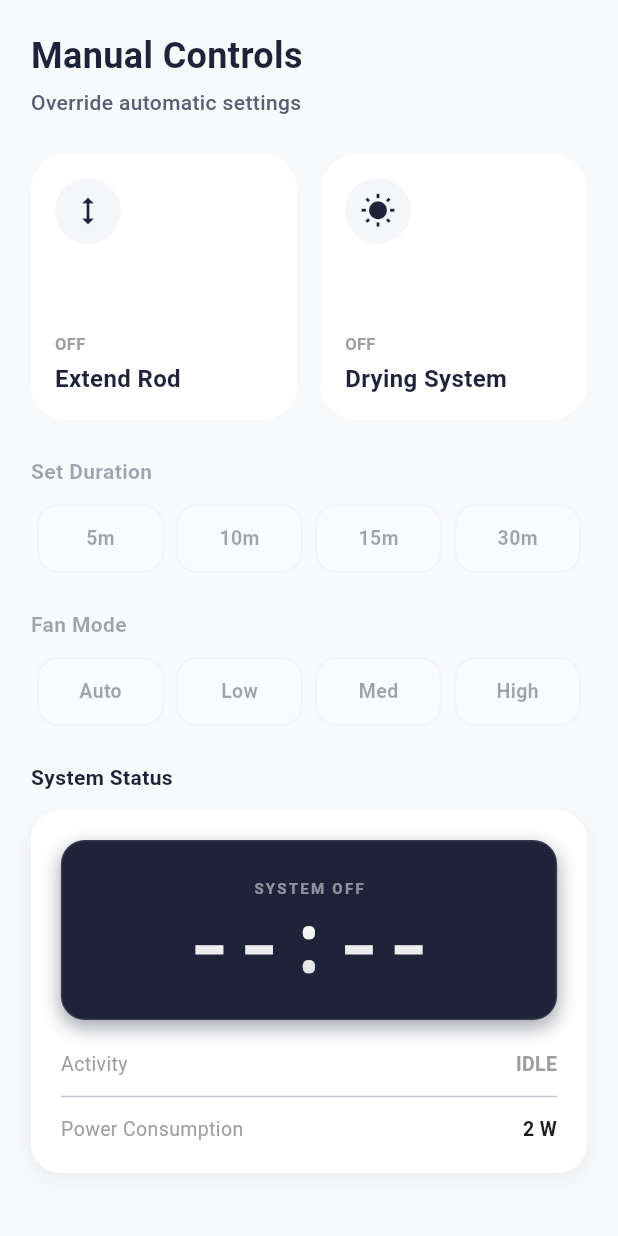
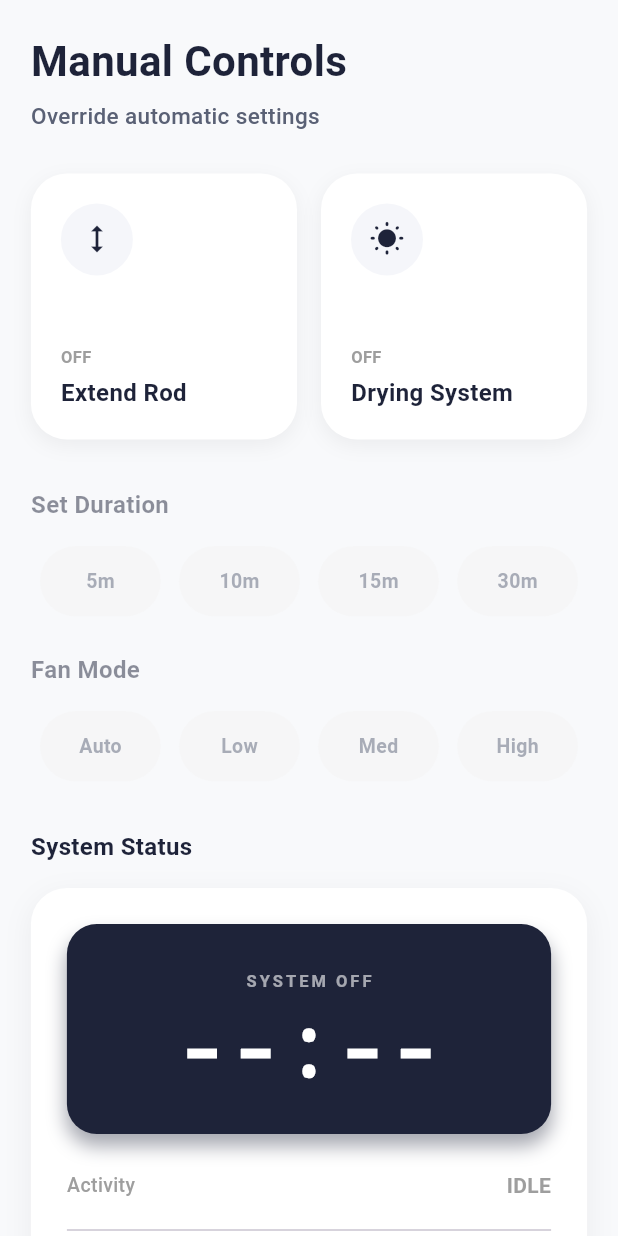
Before and after one commit to Alaric-Jeff/smart-rack-v2, a Flutter app: the ControlsScreen screen opened directly, on a phone screen of 412 x 824 dp. Run offline on Flutter 3.47's test engine with Material 3 defaults, Android fonts, the phone set to English and light mode, and no system bars; our stand-ins replace cloud_firestore, firebase_auth, firebase_core, google_sign_in, shared_preferences; accounts and stored records are empty.

Commit message:
fixed minimal buttons in controls

```diff
--- a/flutter_frontend/lib/controls.dart
+++ b/flutter_frontend/lib/controls.dart
@@ -31,28 +31,25 @@ class _ControlsScreenState extends State<ControlsScreen> {
   void _calculatePower() {
     int newPower = 2; // Base Idle (WiFi/Standby)
 
-    // 1. Rod Motor (consumes power if extended/holding)
+    // 1. Rod Motor
     if (_isRodExtended) newPower += 5;
 
     // 2. Drying System Logic
     if (_isDryingSystemOn) {
-      // If a timer is running (Active Drying)
       if (_selectedFanTimer != null) {
-        int heaterPower = 1000; // Base Heater
+        int heaterPower = 1000;
         int fanPower = 0;
 
-        // Different power for different modes
         switch (_selectedFanMode) {
           case "Low":    fanPower = 100; break;
           case "Med":    fanPower = 250; break;
           case "High":   fanPower = 450; break;
           case "Auto":   fanPower = 300; break;
-          default:       fanPower = 300; // Default if null
+          default:       fanPower = 300;
         }
         newPower += (heaterPower + fanPower);
 
       } else {
-        // If just ON but not drying (Ready State)
         newPower += 10; // Display + Sensors
       }
     }
@@ -70,10 +67,10 @@ class _ControlsScreenState extends State<ControlsScreen> {
       _isDryingSystemOn = !_isDryingSystemOn;
 
       if (!_isDryingSystemOn) {
-        _stopTimer(); // Kill everything if turned off
+        _stopTimer();
       } else {
-        _selectedFanMode = "Auto"; // Default to Auto when turned on
-        _calculatePower(); // Calculate "Ready" power
+        _selectedFanMode = "Auto";
+        _calculatePower();
       }
     });
 
@@ -82,7 +79,6 @@ class _ControlsScreenState extends State<ControlsScreen> {
 
   // --- HANDLE TIMER PRESS/UNPRESS ---
   void _handleTimerSelection(String duration) {
-    // Unpress Logic (Stop)
     if (_selectedFanTimer == duration) {
       _showConfirmation("Stop Timer", "cancel the current timer", () {
           _stopTimer();
@@ -90,14 +86,13 @@ class _ControlsScreenState extends State<ControlsScreen> {
       return;
     }
 
-    // Start/Change Logic
     int minutes = int.parse(duration.replaceAll('m', ''));
     int totalSeconds = minutes * 60;
 
     setState(() {
       _selectedFanTimer = duration;
       _remainingSeconds = totalSeconds;
-      _calculatePower(); // Update power immediately!
+      _calculatePower();
     });
 
     _dryingTimer?.cancel();
@@ -112,11 +107,11 @@ class _ControlsScreenState extends State<ControlsScreen> {
     _sendToESP32("fan_timer", minutes);
   }
 
-  // --- NEW: HANDLE FAN MODE CHANGES ---
+  // --- HANDLE FAN MODE CHANGES ---
   void _handleFanModeSelection(String mode) {
     setState(() {
       _selectedFanMode = mode;
-      _calculatePower(); // Update power immediately when mode changes!
+      _calculatePower();
     });
     _sendToESP32("fan_mode", mode.toUpperCase());
   }
@@ -126,7 +121,7 @@ class _ControlsScreenState extends State<ControlsScreen> {
     setState(() {
       _selectedFanTimer = null;
       _remainingSeconds = 0;
-      _calculatePower(); // Drop power back to "Ready" or "Idle"
+      _calculatePower();
     });
     _sendToESP32("drying_status", "STOPPED");
   }
@@ -180,23 +175,30 @@ class _ControlsScreenState extends State<ControlsScreen> {
           child: Column(
             crossAxisAlignment: CrossAxisAlignment.start,
             children: [
-              const Text("Manual Controls", style: TextStyle(fontSize: 24, fontWeight: FontWeight.bold, color: Color(0xFF1E2339))),
-              const SizedBox(height: 4),
-              const Text("Override automatic settings", style: TextStyle(fontSize: 14, color: Color(0xFF5A6175), fontWeight: FontWeight.w500)),
-              const SizedBox(height: 24),
+              // --- HEADER ---
+              const Column(
+                crossAxisAlignment: CrossAxisAlignment.start,
+                children: [
+                  Text("Manual Controls", style: TextStyle(fontSize: 28, fontWeight: FontWeight.bold, color: Color(0xFF1E2339))),
+                  SizedBox(height: 6),
+                  Text("Override automatic settings", style: TextStyle(fontSize: 15, color: Color(0xFF5A6175), fontWeight: FontWeight.w500)),
+                ],
+              ),
+              const SizedBox(height: 28),
 
-              // 1. MAIN TOGGLES
+              // --- 1. MAIN TOGGLES ---
               GridView.count(
                 shrinkWrap: true,
                 physics: const NeverScrollableScrollPhysics(),
                 crossAxisCount: 2,
                 crossAxisSpacing: 16,
                 mainAxisSpacing: 16,
-                childAspectRatio: 1.0,
+                childAspectRatio: 1.0, // Square cards
                 children: [
                   // ROD CONTROL
                   _buildToggleCard(
-                    title: _isRodExtended ? "Retract Rod" : "Extend Rod",
+                    title: "Extend Rod",
+                    activeTitle: "Retract Rod",
                     isOn: _isRodExtended,
                     icon: Icons.height,
                     activeColor: const Color(0xFF2962FF),
@@ -216,8 +218,9 @@ class _ControlsScreenState extends State<ControlsScreen> {
                   // DRYING SYSTEM (MASTER POWER)
                   _buildToggleCard(
                     title: "Drying System",
+                    activeTitle: "Drying System",
                     isOn: _isDryingSystemOn,
-                    icon: Icons.wb_sunny,
+                    icon: Icons.wb_sunny_rounded,
                     activeColor: const Color(0xFFFF6D00),
                     isDisabled: _isRodExtended,
                     onTap: () {
@@ -233,18 +236,18 @@ class _ControlsScreenState extends State<ControlsScreen> {
                 ],
               ),
 
-              const SizedBox(height: 24),
+              const SizedBox(height: 32),
 
-              // 2. SETTINGS (Locked if System OFF)
+              // --- 2. SETTINGS (Locked if System OFF) ---
               Opacity(
-                opacity: _isDryingSystemOn ? 1.0 : 0.4,
+                opacity: _isDryingSystemOn ? 1.0 : 0.5,
                 child: AbsorbPointer(
                   absorbing: !_isDryingSystemOn,
                   child: Column(
                     crossAxisAlignment: CrossAxisAlignment.start,
                     children: [
-                      const Text("Set Duration", style: TextStyle(fontSize: 14, fontWeight: FontWeight.bold, color: Color(0xFF1E2339))),
-                      const SizedBox(height: 12),
+                      const Text("Set Duration", style: TextStyle(fontSize: 16, fontWeight: FontWeight.bold, color: Color(0xFF1E2339))),
+                      const SizedBox(height: 16),
                       Row(children: [
                         _buildOptionButton("5m", _selectedFanTimer, (val) => _handleTimerSelection(val)),
                         _buildOptionButton("10m", _selectedFanTimer, (val) => _handleTimerSelection(val)),
@@ -252,8 +255,8 @@ class _ControlsScreenState extends State<ControlsScreen> {
                         _buildOptionButton("30m", _selectedFanTimer, (val) => _handleTimerSelection(val)),
                       ]),
                       const SizedBox(height: 24),
-                      const Text("Fan Mode", style: TextStyle(fontSize: 14, fontWeight: FontWeight.bold, color: Color(0xFF1E2339))),
-                      const SizedBox(height: 12),
+                      const Text("Fan Mode", style: TextStyle(fontSize: 16, fontWeight: FontWeight.bold, color: Color(0xFF1E2339))),
+                      const SizedBox(height: 16),
                       Row(children: [
                         _buildOptionButton("Auto", _selectedFanMode, (val) => _handleFanModeSelection("Auto")),
                         _buildOptionButton("Low", _selectedFanMode, (val) => _handleFanModeSelection("Low")),
@@ -265,68 +268,73 @@ class _ControlsScreenState extends State<ControlsScreen> {
                 ),
               ),
 
-              const SizedBox(height: 24),
+              const SizedBox(height: 32),
 
-              // 3. SYSTEM STATUS
-              const Text("System Status", style: TextStyle(fontSize: 14, fontWeight: FontWeight.bold, color: Color(0xFF1E2339))),
-              const SizedBox(height: 12),
+              // --- 3. SYSTEM STATUS DISPLAY ---
+              const Text("System Status", style: TextStyle(fontSize: 16, fontWeight: FontWeight.bold, color: Color(0xFF1E2339))),
+              const SizedBox(height: 16),
 
               Container(
                 width: double.infinity,
-                padding: const EdgeInsets.all(20),
+                padding: const EdgeInsets.all(24),
                 decoration: BoxDecoration(
                   color: Colors.white,
-                  borderRadius: BorderRadius.circular(20),
-                  boxShadow: [BoxShadow(color: Colors.black.withOpacity(0.05), blurRadius: 10, offset: const Offset(0, 4))],
+                  borderRadius: BorderRadius.circular(24),
+                  boxShadow: [BoxShadow(color: Colors.black.withOpacity(0.05), blurRadius: 15, offset: const Offset(0, 5))],
                 ),
                 child: Column(
                   children: [
-                    // DIGITAL DISPLAY
+                    // LCD DISPLAY
                     Container(
                       width: double.infinity,
-                      padding: const EdgeInsets.symmetric(vertical: 24),
+                      padding: const EdgeInsets.symmetric(vertical: 30),
                       decoration: BoxDecoration(
                         color: const Color(0xFF1E2339),
-                        borderRadius: BorderRadius.circular(16),
+                        borderRadius: BorderRadius.circular(20),
                         boxShadow: [
-                          BoxShadow(color: const Color(0xFF1E2339).withOpacity(0.4), blurRadius: 10, offset: const Offset(0, 5)),
+                          BoxShadow(color: const Color(0xFF1E2339).withOpacity(0.4), blurRadius: 10, offset: const Offset(0, 8)),
                         ],
-                        border: Border.all(color: Colors.white.withOpacity(0.1), width: 1),
                       ),
                       child: Column(
                         mainAxisAlignment: MainAxisAlignment.center,
                         children: [
                           Text(
-                            isRunning ? "TIME REMAINING" : (_isDryingSystemOn ? "SELECT TIMER TO START" : "SYSTEM OFF"),
-                            style: TextStyle(color: Colors.white.withOpacity(0.5), fontSize: 10, fontWeight: FontWeight.bold, letterSpacing: 1.5),
+                            isRunning ? "TIME REMAINING" : (_isDryingSystemOn ? "SYSTEM READY" : "SYSTEM OFF"),
+                            style: TextStyle(
+                              color: Colors.white.withOpacity(0.6),
+                              fontSize: 11,
+                              fontWeight: FontWeight.bold,
+                              letterSpacing: 2.0
+                            ),
                           ),
-                          const SizedBox(height: 4),
-                          ShaderMask(
-                            shaderCallback: (bounds) => const LinearGradient(
-                              colors: [Colors.white, Color(0xFFE0E0E0)],
-                              begin: Alignment.topCenter,
-                              end: Alignment.bottomCenter,
-                            ).createShader(bounds),
-                            child: Text(
-                              isRunning ? _formatTime(_remainingSeconds) : "--:--",
-                              style: const TextStyle(fontSize: 52, fontWeight: FontWeight.bold, color: Colors.white, fontFamily: 'monospace', letterSpacing: 2.0, height: 1.0),
+                          const SizedBox(height: 8),
+                          // Monospaced Font for the timer
+                          Text(
+                            isRunning ? _formatTime(_remainingSeconds) : "--:--",
+                            style: const TextStyle(
+                              fontSize: 56,
+                              fontWeight: FontWeight.bold,
+                              color: Colors.white,
+                              fontFamily: 'monospace', // Prevents jitter
+                              letterSpacing: 2.0,
+                              height: 1.0
                             ),
                           ),
                           if (isRunning) ...[
-                             const SizedBox(height: 12),
+                             const SizedBox(height: 16),
                              Container(
-                               padding: const EdgeInsets.symmetric(horizontal: 12, vertical: 4),
+                               padding: const EdgeInsets.symmetric(horizontal: 14, vertical: 6),
                                decoration: BoxDecoration(
-                                 color: Colors.green.withOpacity(0.2),
+                                 color: const Color(0xFF00E676).withOpacity(0.2),
                                  borderRadius: BorderRadius.circular(20),
-                                 border: Border.all(color: Colors.green.withOpacity(0.5), width: 1),
+                                 border: Border.all(color: const Color(0xFF00E676), width: 1.5),
                                ),
                                child: const Row(
                                  mainAxisSize: MainAxisSize.min,
                                  children: [
-                                   Icon(Icons.circle, size: 8, color: Colors.green),
-                                   SizedBox(width: 6),
-                                   Text("RUNNING", style: TextStyle(color: Colors.green, fontSize: 10, fontWeight: FontWeight.bold, letterSpacing: 1))
+                                   Icon(Icons.circle, size: 8, color: Color(0xFF00E676)),
+                                   SizedBox(width: 8),
+                                   Text("RUNNING", style: TextStyle(color: Color(0xFF00E676), fontSize: 11, fontWeight: FontWeight.w800, letterSpacing: 1.2))
                                  ],
                                ),
                              )
@@ -335,42 +343,26 @@ class _ControlsScreenState extends State<ControlsScreen> {
                       ),
                     ),
 
-                    const SizedBox(height: 20),
+                    const SizedBox(height: 24),
 
-                    // Status Text
-                    Row(
-                      mainAxisAlignment: MainAxisAlignment.spaceBetween,
-                      children: [
-                        const Text("Activity", style: TextStyle(color: Colors.grey, fontSize: 13)),
-                        Text(
-                          isRunning ? "DRYING" : (_isDryingSystemOn ? "READY" : (_isRodExtended ? "EXTENDED" : "IDLE")),
-                          style: TextStyle(
-                            color: isRunning ? const Color(0xFFFF6D00) : (_isRodExtended ? const Color(0xFF2962FF) : Colors.grey),
-                            fontWeight: FontWeight.bold, fontSize: 13
-                          )
-                        ),
-                      ],
+                    // Status Text Rows
+                    _buildStatusRow("Activity",
+                      isRunning ? "DRYING" : (_isDryingSystemOn ? "READY" : (_isRodExtended ? "EXTENDED" : "IDLE")),
+                      isRunning ? const Color(0xFFFF6D00) : (_isRodExtended ? const Color(0xFF2962FF) : Colors.grey)
                     ),
-                    const Divider(height: 24),
-                    Row(
-                      mainAxisAlignment: MainAxisAlignment.spaceBetween,
-                      children: [
-                        const Text("Power Consumption", style: TextStyle(color: Colors.grey, fontSize: 13)),
-                        // ANIMATED POWER TEXT (Optional Visual Touch)
-                        AnimatedSwitcher(
-                          duration: const Duration(milliseconds: 300),
-                          child: Text(
-                            "$_powerConsumption W",
-                            key: ValueKey<int>(_powerConsumption),
-                            style: const TextStyle(fontWeight: FontWeight.bold, fontSize: 13)
-                          ),
-                        ),
-                      ],
+                    const Padding(
+                      padding: EdgeInsets.symmetric(vertical: 12),
+                      child: Divider(),
+                    ),
+                    _buildStatusRow("Power Consumption",
+                      "$_powerConsumption W",
+                      const Color(0xFF1E2339),
+                      isAnimated: true
                     ),
                   ],
                 ),
               ),
-              const SizedBox(height: 80),
+              const SizedBox(height: 100),
             ],
           ),
         ),
@@ -378,32 +370,91 @@ class _ControlsScreenState extends State<ControlsScreen> {
     );
   }
 
-  // --- HELPER: Toggle Cards ---
-  Widget _buildToggleCard({required String title, required bool isOn, required IconData icon, required Color activeColor, required VoidCallback onTap, bool isDisabled = false}) {
-    final Color bgColor = isDisabled ? Colors.grey.shade200 : (isOn ? activeColor : Colors.white);
-    final Color iconBgColor = isDisabled ? Colors.transparent : (isOn ? Colors.white.withOpacity(0.2) : const Color(0xFFF5F6FA));
-    final Color contentColor = isDisabled ? Colors.grey.shade400 : (isOn ? Colors.white : const Color(0xFF1E2339));
+  Widget _buildStatusRow(String label, String value, Color color, {bool isAnimated = false}) {
+    return Row(
+      mainAxisAlignment: MainAxisAlignment.spaceBetween,
+      children: [
+        Text(label, style: const TextStyle(color: Colors.grey, fontSize: 13, fontWeight: FontWeight.w500)),
+        isAnimated
+        ? AnimatedSwitcher(
+            duration: const Duration(milliseconds: 300),
+            child: Text(value, key: ValueKey<String>(value), style: TextStyle(color: color, fontWeight: FontWeight.bold, fontSize: 14)),
+          )
+        : Text(value, style: TextStyle(color: color, fontWeight: FontWeight.bold, fontSize: 14)),
+      ],
+    );
+  }
+
+  // --- WIDGET: Modern Toggle Card ---
+  Widget _buildToggleCard({
+    required String title,
+    String? activeTitle,
+    required bool isOn,
+    required IconData icon,
+    required Color activeColor,
+    required VoidCallback onTap,
+    bool isDisabled = false
+  }) {
+    // Colors
+    final Color cardBg = isOn ? activeColor : Colors.white;
+    final Color iconBg = isOn ? Colors.white.withOpacity(0.2) : const Color(0xFFF5F6FA);
+    final Color iconColor = isOn ? Colors.white : const Color(0xFF1E2339);
+    final Color textColor = isOn ? Colors.white : const Color(0xFF1E2339);
+    final Color subTextColor = isOn ? Colors.white.withOpacity(0.7) : Colors.grey;
+
+    if (isDisabled) {
+      return Container(
+        padding: const EdgeInsets.all(20),
+        decoration: BoxDecoration(
+          color: Colors.grey[100],
+          borderRadius: BorderRadius.circular(24),
+          border: Border.all(color: Colors.grey.shade300),
+        ),
+        child: Column(
+          crossAxisAlignment: CrossAxisAlignment.start,
+          mainAxisAlignment: MainAxisAlignment.spaceBetween,
+          children: [
+            Container(
+              padding: const EdgeInsets.all(12),
+              decoration: BoxDecoration(color: Colors.grey[200], shape: BoxShape.circle),
+              child: Icon(icon, color: Colors.grey, size: 24)
+            ),
+            Column(crossAxisAlignment: CrossAxisAlignment.start, children: [
+              Text("LOCKED", style: TextStyle(fontSize: 11, fontWeight: FontWeight.bold, color: Colors.grey[400])),
+              const SizedBox(height: 4),
+              Text(title, style: TextStyle(fontSize: 16, fontWeight: FontWeight.bold, color: Colors.grey[400])),
+            ]),
+          ],
+        ),
+      );
+    }
 
     return GestureDetector(
       onTap: onTap,
       child: AnimatedContainer(
         duration: const Duration(milliseconds: 200),
-        padding: const EdgeInsets.all(16),
+        padding: const EdgeInsets.all(20),
         decoration: BoxDecoration(
-          color: bgColor,
+          color: cardBg,
           borderRadius: BorderRadius.circular(24),
-          boxShadow: [if(isOn && !isDisabled) BoxShadow(color: activeColor.withOpacity(0.4), blurRadius: 12, offset: const Offset(0, 4))],
-          border: isDisabled ? Border.all(color: Colors.grey.shade300) : null,
+          boxShadow: [
+            if(isOn) BoxShadow(color: activeColor.withOpacity(0.4), blurRadius: 12, offset: const Offset(0, 6)),
+            if(!isOn) BoxShadow(color: Colors.black.withOpacity(0.05), blurRadius: 10, offset: const Offset(0, 4)),
+          ],
         ),
         child: Column(
           crossAxisAlignment: CrossAxisAlignment.start,
           mainAxisAlignment: MainAxisAlignment.spaceBetween,
           children: [
-            Container(padding: const EdgeInsets.all(10), decoration: BoxDecoration(color: iconBgColor, shape: BoxShape.circle), child: Icon(icon, color: contentColor, size: 24)),
+            Container(
+              padding: const EdgeInsets.all(12),
+              decoration: BoxDecoration(color: iconBg, shape: BoxShape.circle),
+              child: Icon(icon, color: iconColor, size: 24)
+            ),
             Column(crossAxisAlignment: CrossAxisAlignment.start, children: [
-              Text(isDisabled ? "LOCKED" : (isOn ? "ON" : "OFF"), style: TextStyle(fontSize: 11, fontWeight: FontWeight.bold, color: isDisabled ? Colors.grey.shade400 : (isOn ? Colors.white.withOpacity(0.7) : Colors.grey))),
+              Text(isOn ? "ON" : "OFF", style: TextStyle(fontSize: 11, fontWeight: FontWeight.bold, color: subTextColor)),
               const SizedBox(height: 4),
-              Text(title, style: TextStyle(fontSize: 16, fontWeight: FontWeight.bold, color: contentColor)),
+              Text(isOn && activeTitle != null ? activeTitle : title, style: TextStyle(fontSize: 16, fontWeight: FontWeight.bold, color: textColor)),
             ]),
           ],
         ),
@@ -411,7 +462,7 @@ class _ControlsScreenState extends State<ControlsScreen> {
     );
   }
 
-  // --- HELPER: Options ---
+  // --- WIDGET: Pill Option Button ---
   Widget _buildOptionButton(String text, String? selectedValue, Function(String) onTap) {
     bool isSelected = selectedValue != null && text == selectedValue;
     return Expanded(
@@ -419,16 +470,24 @@ class _ControlsScreenState extends State<ControlsScreen> {
         onTap: () => onTap(text),
         child: AnimatedContainer(
           duration: const Duration(milliseconds: 200),
-          margin: const EdgeInsets.symmetric(horizontal: 4),
-          padding: const EdgeInsets.symmetric(vertical: 12),
+          margin: const EdgeInsets.symmetric(horizontal: 6),
+          padding: const EdgeInsets.symmetric(vertical: 14),
           decoration: BoxDecoration(
-            color: isSelected ? const Color(0xFF2962FF) : Colors.white,
-            borderRadius: BorderRadius.circular(14),
-            border: Border.all(color: isSelected ? const Color(0xFF2962FF) : Colors.grey.shade200, width: 1.5),
-            boxShadow: isSelected ? [BoxShadow(color: const Color(0xFF2962FF).withOpacity(0.3), blurRadius: 6, offset: const Offset(0, 3))] : [],
+            color: isSelected ? const Color(0xFF2962FF) : Colors.grey[100], // Blue or Light Grey
+            borderRadius: BorderRadius.circular(30), // Pill shape
+            boxShadow: isSelected
+                ? [BoxShadow(color: const Color(0xFF2962FF).withOpacity(0.3), blurRadius: 8, offset: const Offset(0, 4))]
+                : [],
           ),
           child: Center(
-            child: Text(text, style: TextStyle(fontSize: 13, fontWeight: FontWeight.w600, color: isSelected ? Colors.white : const Color(0xFF1E2339))),
+            child: Text(
+              text,
+              style: TextStyle(
+                fontSize: 13,
+                fontWeight: FontWeight.w600,
+                color: isSelected ? Colors.white : const Color(0xFF5A6175)
+              )
+            ),
           ),
         ),
       ),
```
